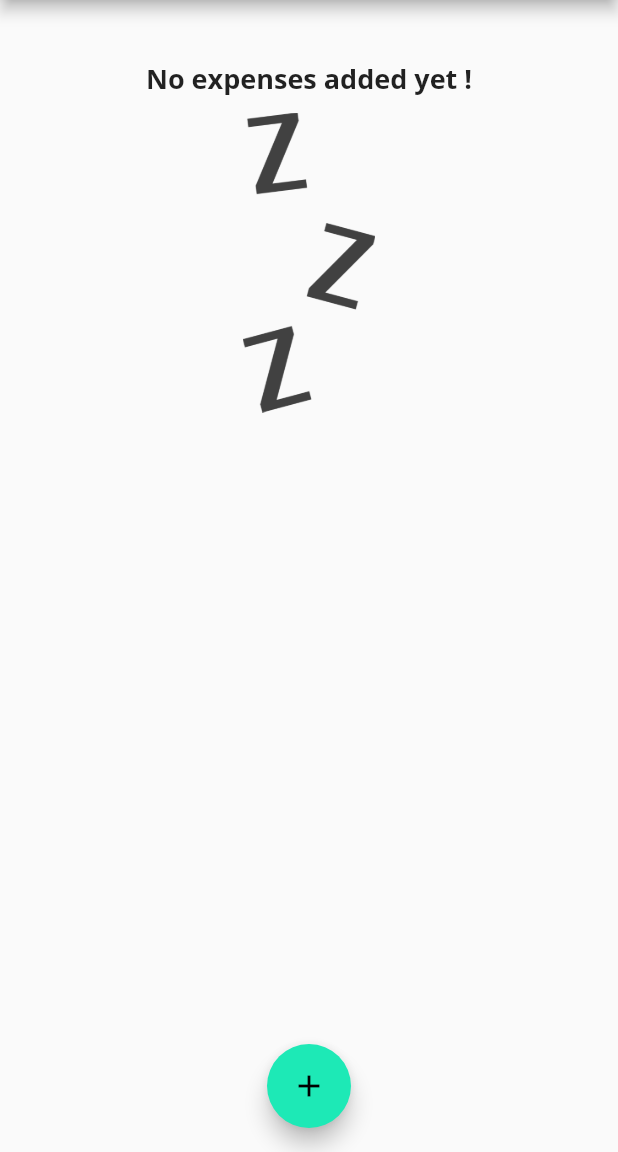
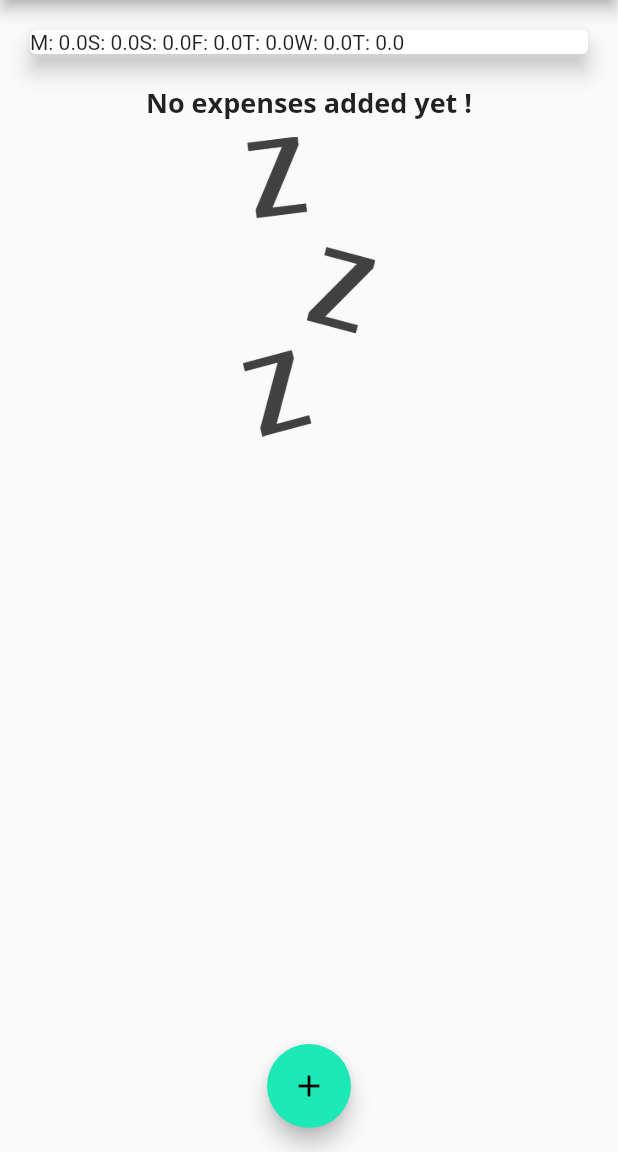
Before and after one commit to PrajilPradeep/Expensify, a Flutter app: the screen it shows after launch, on a phone screen of 412 x 824 dp, the part 84-1236 px from its top. Run offline on Flutter 3.47's test engine with Material 2 defaults, Android fonts, the phone set to English and light mode, and no system bars.

Commit message:
Creating Bars for our Chart

```diff
--- a/lib/widgets/chart.dart
+++ b/lib/widgets/chart.dart
@@ -23,7 +23,12 @@
 
       print(DateFormat.E().format(weekDay));
       print(totalSum);
-      return {'day': DateFormat.E().format(weekDay), 'amount': totalSum};
+      return {
+        'day': DateFormat.E()
+            .format(weekDay)
+            .substring(0, 1), //for the First letter of the weekday
+        'amount': totalSum
+      };
     });
   }
 
@@ -34,7 +39,9 @@
       elevation: 6,
       margin: EdgeInsets.all(20),
       child: Row(
-        children: <Widget>[],
+        children: groupedTransactionValue.map((data) {
+          return Text('${data['day']}: ${data['amount']}');
+        }).toList(),
       ),
     );
   }
```
Also changed, not shown: lib/widgets/chart_bar.dart (added, +47 -0 lines).
